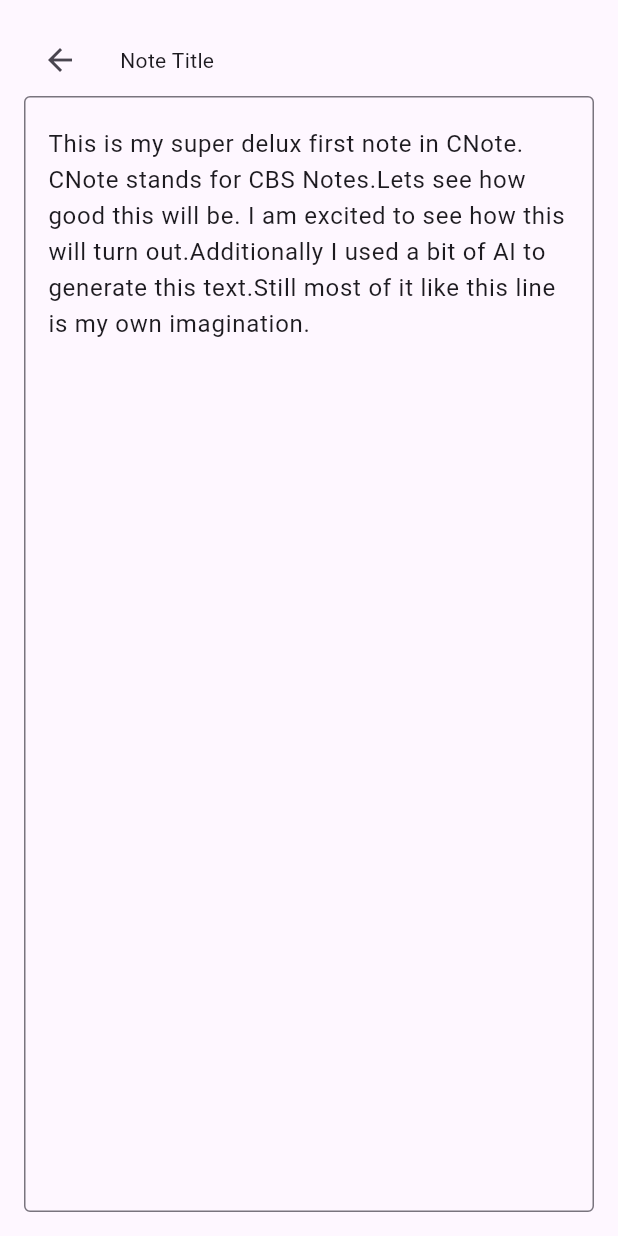
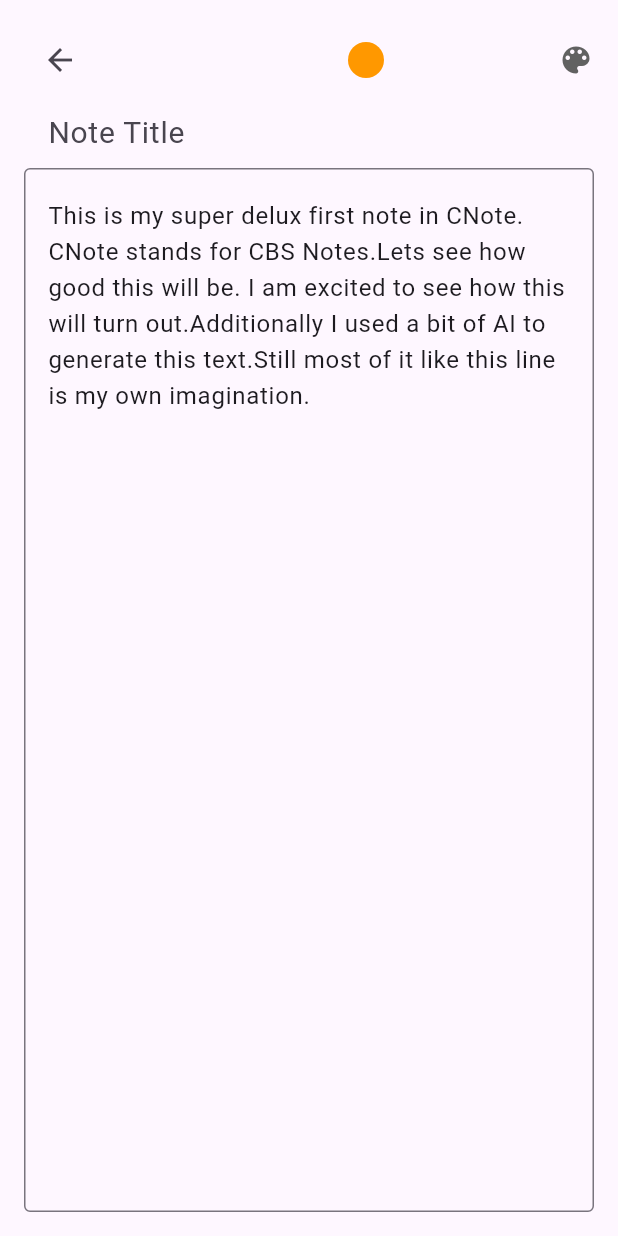
Before and after one commit to bochelie1000/cnotes, a Flutter app: the screen it shows after launch, after a tap on the "add" icon, on a phone screen of 412 x 824 dp. Run offline on Flutter 3.47's test engine with Material 3 defaults, Android fonts, the phone set to English and light mode, and no system bars; our stand-ins replace flutter_riverpod.

Commit message:
Improved noteview and prepare Card for tap handling.

```diff
--- a/lib/views/main_view.dart
+++ b/lib/views/main_view.dart
@@ -34,9 +34,17 @@
                   itemBuilder: (context, index) {
                     Note note = notes[index];
                     return Card(
-                      child: Padding(
-                        padding: const EdgeInsets.all(16.0),
-                        child: Text(note.text), // Assuming Note has a content field
+                      shape: RoundedRectangleBorder(
+                        borderRadius: BorderRadius.circular(10),
+                      ),
+                      child: InkWell(
+                        child: Padding(
+                          padding: const EdgeInsets.all(16.0),
+                          child: Text(note.text), // Assuming Note has a content field
+                        ),
+                        onTap: () {
+                          // Handle card tap
+                        },
                       ),
                     );
                   },
@@ -49,7 +57,7 @@
             child: Padding(
               padding: const EdgeInsets.only(top: 16.0, right: 16.0, bottom: 40),
               child: FloatingActionButton(
-                tooltip: 'Increment',
+                tooltip: 'Add note',
                 child: const Icon(Icons.add),
                 onPressed: () {
                   // navigate to note_view
--- a/lib/views/note_view.dart
+++ b/lib/views/note_view.dart
@@ -11,6 +11,7 @@
         child: Column(
           children: [
             Row(
+              mainAxisAlignment: MainAxisAlignment.spaceBetween,
               children: [
                 IconButton(
                   icon: const Icon(Icons.arrow_back),
@@ -19,7 +20,63 @@
                   },
                 ),
                 const SizedBox(width: 16),
-                const Text('Note Title'),
+                const CircleAvatar(radius: 12, backgroundColor: Colors.orange),
+                // available colors
+                DropdownButtonHideUnderline(
+                  child: DropdownButton<Color>(
+                    icon: const Icon(Icons.color_lens),
+                    items: const [
+                      DropdownMenuItem(
+                        value: Colors.white,
+                        child: CircleAvatar(backgroundColor: Colors.white),
+                      ),
+                      DropdownMenuItem(
+                        value: Colors.lightBlue,
+                        child: CircleAvatar(backgroundColor: Colors.lightBlue),
+                      ),
+                      DropdownMenuItem(
+                        value: Colors.lightGreen,
+                        child: CircleAvatar(backgroundColor: Colors.lightGreen),
+                      ),
+                      DropdownMenuItem(
+                        value: Colors.purpleAccent,
+                        child: CircleAvatar(backgroundColor: Colors.purpleAccent),
+                      ),
+                      DropdownMenuItem(
+                        value: Colors.brown,
+                        child: CircleAvatar(backgroundColor: Colors.brown),
+                      ),
+                      DropdownMenuItem(
+                        value: Colors.yellow,
+                        child: CircleAvatar(backgroundColor: Colors.yellow),
+                      ),
+                      DropdownMenuItem(
+                        value: Colors.orange,
+                        child: CircleAvatar(backgroundColor: Colors.orange),
+                      ),
+                    ],
+                    onChanged: (Color? newColor) {
+                      // Handle color change
+                    },
+                  ),
+                ),
+              ],
+            ),
+            const Row(
+              children: [
+                SizedBox(width: 16),
+                Expanded(
+                  child: TextField(
+                    decoration: InputDecoration(
+                      hintText: 'Note Title',
+                      border: InputBorder.none,
+                    ),
+                    style: TextStyle(
+                      fontSize: 20.0,
+                      fontWeight: FontWeight.normal,
+                    ),
+                  ),
+                ),
               ],
             ),
             Expanded(child: _buildEditableLongText()),
```
